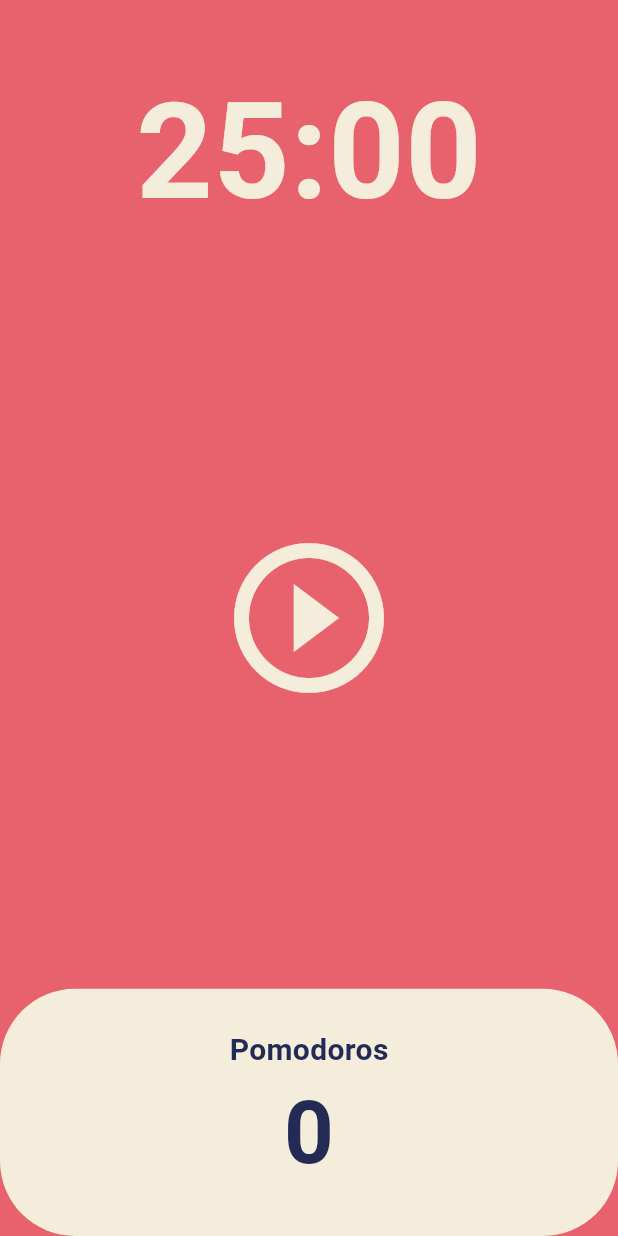
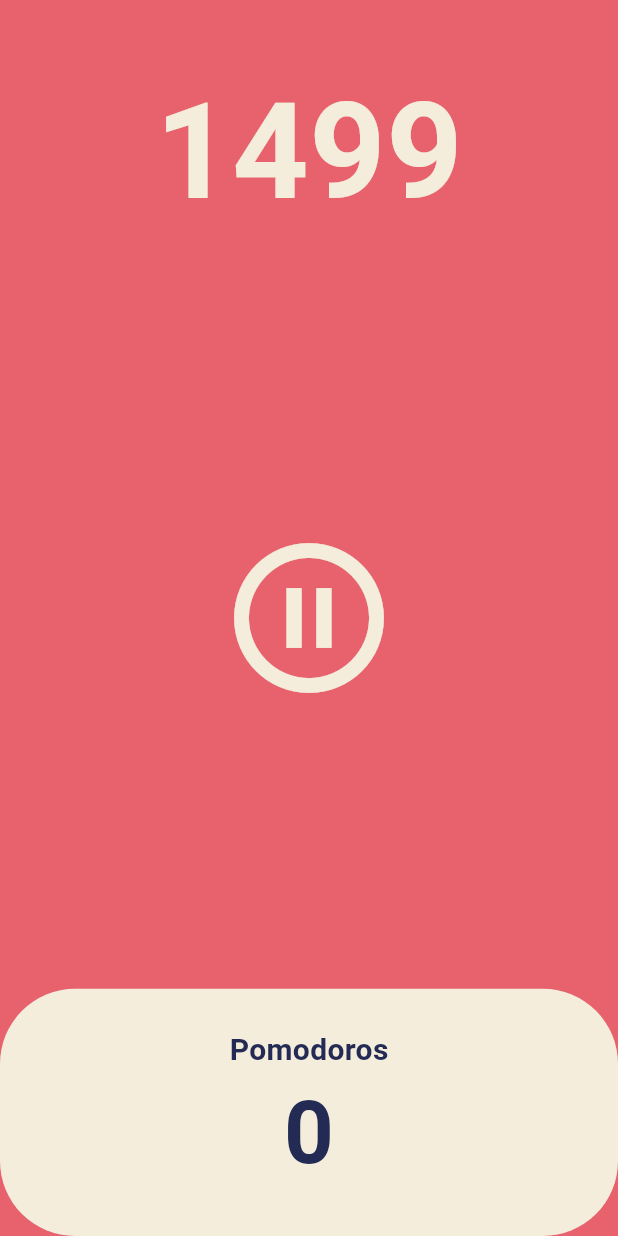
Before and after one commit to Ppjh1212/Toonflix, a Flutter app: the screen it shows after launch, after a tap on the "play circle outline" icon, on a phone screen of 412 x 824 dp. Run offline on Flutter 3.47's test engine with Material 3 defaults, Android fonts, the phone set to English and light mode, and no system bars.

Commit message:
feat :: 13th

```diff
--- a/lib/pomodoro_App/screens/home_screen.dart
+++ b/lib/pomodoro_App/screens/home_screen.dart
@@ -13,16 +13,31 @@ class HomeScreen extends StatefulWidget {
 
 class _HomeScreenState extends State<HomeScreen> {
   int totalSeconds = 1500;
+  bool isRunning = false;
   late Timer timer;
 
-  void onTick(Timer timer){
+  void onTick(Timer timer) {
     setState(() {
-      --totalSeconds;
+      totalSeconds--;
     });
   }
 
-  void onStartPressed(){
-    timer = Timer.periodic(Duration(seconds: 1), onTick);
+  void onStartPressed() {
+    //periodic time은 주기마다 onTick()함수를 실행한다.
+    timer = Timer.periodic(
+      const Duration(seconds: 1), //1초 주기
+      onTick,
+    );
+    setState(() {
+      isRunning = true;
+    });
+  }
+
+  void onPausePressed() {
+    timer.cancel();
+    setState(() {
+      isRunning = false;
+    });
   }
 
   @override
@@ -37,7 +52,7 @@ class _HomeScreenState extends State<HomeScreen> {
             child: Container(
               alignment: Alignment.bottomCenter,
               child: Text(
-                "25:00",
+                "$totalSeconds",
                 style: TextStyle(
                   color: Theme.of(context).cardColor,
                   fontSize: 89,
@@ -52,13 +67,14 @@ class _HomeScreenState extends State<HomeScreen> {
               child: IconButton(
                 iconSize: 120,
                 color: Theme.of(context).cardColor,
-                onPressed: () {},
-                icon: const Icon(Icons.play_circle_outline),
+                onPressed: isRunning ? onPausePressed : onStartPressed,
+                icon: Icon(
+                  isRunning
+                      ? Icons.pause_circle_outline
+                      : Icons.play_circle_outline,
+                ),
               ),
             ),
-          ),
-          const SizedBox(
-            width: 50,
           ),
           Flexible(
             flex: 1,
```
